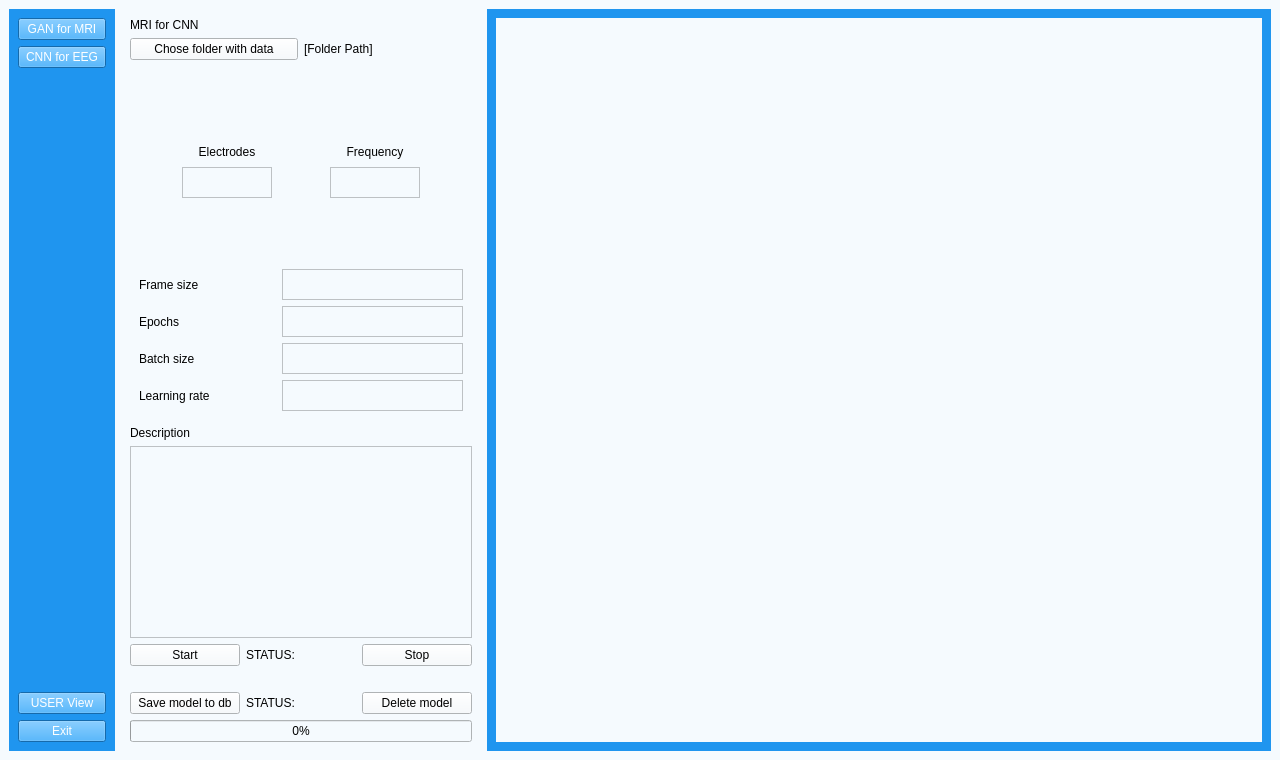
matimusial/ADHDPredictorApp, file UI/aUI_projekt_MRI.ui: the form before one commit.
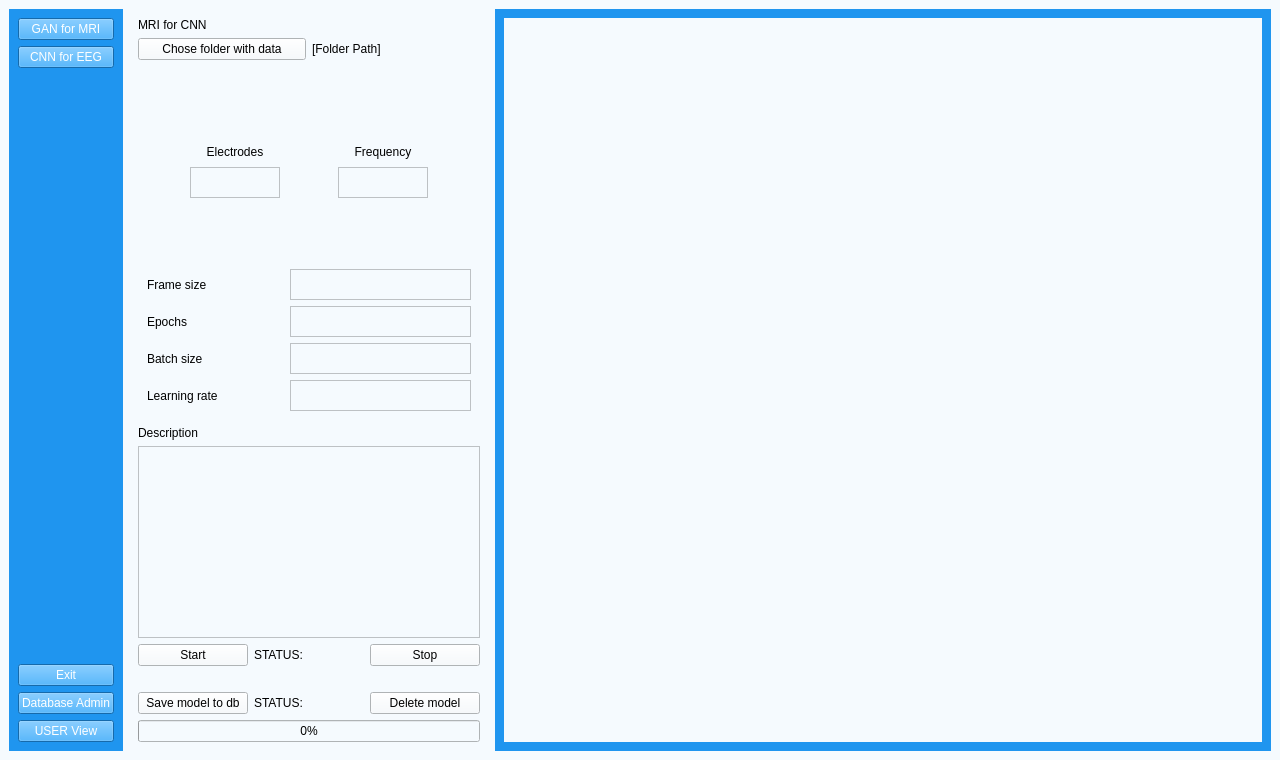
The form after the commit. Icons and pictures are not drawn.

Commit message: wprowadzanie mri cnn

The edit to the form file:
```diff
--- a/UI/aUI_projekt_MRI.ui
+++ b/UI/aUI_projekt_MRI.ui
@@ -79,6 +79,20 @@
          </property>
         </spacer>
        </item>
+       <item>
+        <widget class="QPushButton" name="exitButton">
+         <property name="text">
+          <string>Exit</string>
+         </property>
+        </widget>
+       </item>
+       <item>
+        <widget class="QPushButton" name="dbButton_2">
+         <property name="text">
+          <string>Database Admin</string>
+         </property>
+        </widget>
+       </item>
        <item>
         <widget class="QPushButton" name="switchSceneBtn">
          <property name="text">
@@ -92,13 +106,6 @@
          </property>
         </widget>
        </item>
-       <item>
-        <widget class="QPushButton" name="exitButton">
-         <property name="text">
-          <string>Exit</string>
-         </property>
-        </widget>
-       </item>
       </layout>
      </widget>
     </item>
```
The commit also changes 1 other file.
